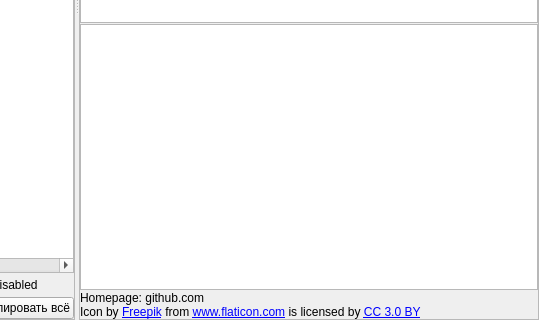
The window that ui_files/main.ui (qiwichupa/RussianFIO2AD) describes before a commit, drawn with Qt 5; both pictures show x 564 to 1103 and y 313 to 633 of the 1103 by 633 pixel window.
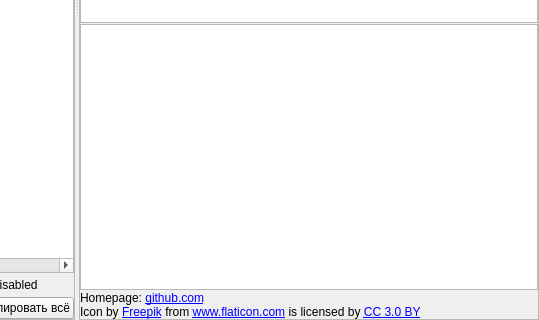
The same window after the commit. Icons and pictures are not drawn.

Commit message: github url

```diff
--- a/ui_files/main.ui
+++ b/ui_files/main.ui
@@ -381,7 +381,7 @@
 &lt;html&gt;&lt;head&gt;&lt;meta name=&quot;qrichtext&quot; content=&quot;1&quot; /&gt;&lt;style type=&quot;text/css&quot;&gt;
 p, li { white-space: pre-wrap; }
 &lt;/style&gt;&lt;/head&gt;&lt;body style=&quot; font-family:'Sans Serif'; font-size:9pt; font-weight:400; font-style:normal;&quot;&gt;
-&lt;p style=&quot; margin-top:12px; margin-bottom:12px; margin-left:0px; margin-right:0px; -qt-block-indent:0; text-indent:0px;&quot;&gt;Homepage: github.com&lt;br /&gt;Icon by &lt;a href=&quot;https://www.freepik.com/&quot;&gt;&lt;span style=&quot; text-decoration: underline; color:#0000ff;&quot;&gt;Freepik&lt;/span&gt;&lt;/a&gt; from &lt;a href=&quot;https://www.flaticon.com/&quot;&gt;&lt;span style=&quot; text-decoration: underline; color:#0000ff;&quot;&gt;www.flaticon.com&lt;/span&gt;&lt;/a&gt; is licensed by &lt;a href=&quot;http://creativecommons.org/licenses/by/3.0/&quot;&gt;&lt;span style=&quot; text-decoration: underline; color:#0000ff;&quot;&gt;CC 3.0 BY&lt;/span&gt;&lt;/a&gt;&lt;/p&gt;&lt;/body&gt;&lt;/html&gt;</string>
+&lt;p style=&quot; margin-top:12px; margin-bottom:12px; margin-left:0px; margin-right:0px; -qt-block-indent:0; text-indent:0px;&quot;&gt;Homepage: &lt;a href=&quot;https://github.com/qiwichupa/RussianFIO2AD&quot;&gt;&lt;span style=&quot; text-decoration: underline; color:#0000ff;&quot;&gt;github.com&lt;/span&gt;&lt;/a&gt;&lt;br /&gt;Icon by &lt;a href=&quot;https://www.freepik.com/&quot;&gt;&lt;span style=&quot; text-decoration: underline; color:#0000ff;&quot;&gt;Freepik&lt;/span&gt;&lt;/a&gt; from &lt;a href=&quot;https://www.flaticon.com/&quot;&gt;&lt;span style=&quot; text-decoration: underline; color:#0000ff;&quot;&gt;www.flaticon.com&lt;/span&gt;&lt;/a&gt; is licensed by &lt;a href=&quot;http://creativecommons.org/licenses/by/3.0/&quot;&gt;&lt;span style=&quot; text-decoration: underline; color:#0000ff;&quot;&gt;CC 3.0 BY&lt;/span&gt;&lt;/a&gt;&lt;/p&gt;&lt;/body&gt;&lt;/html&gt;</string>
             </property>
            </widget>
           </item>
```
The commit also changes 1 other file.
